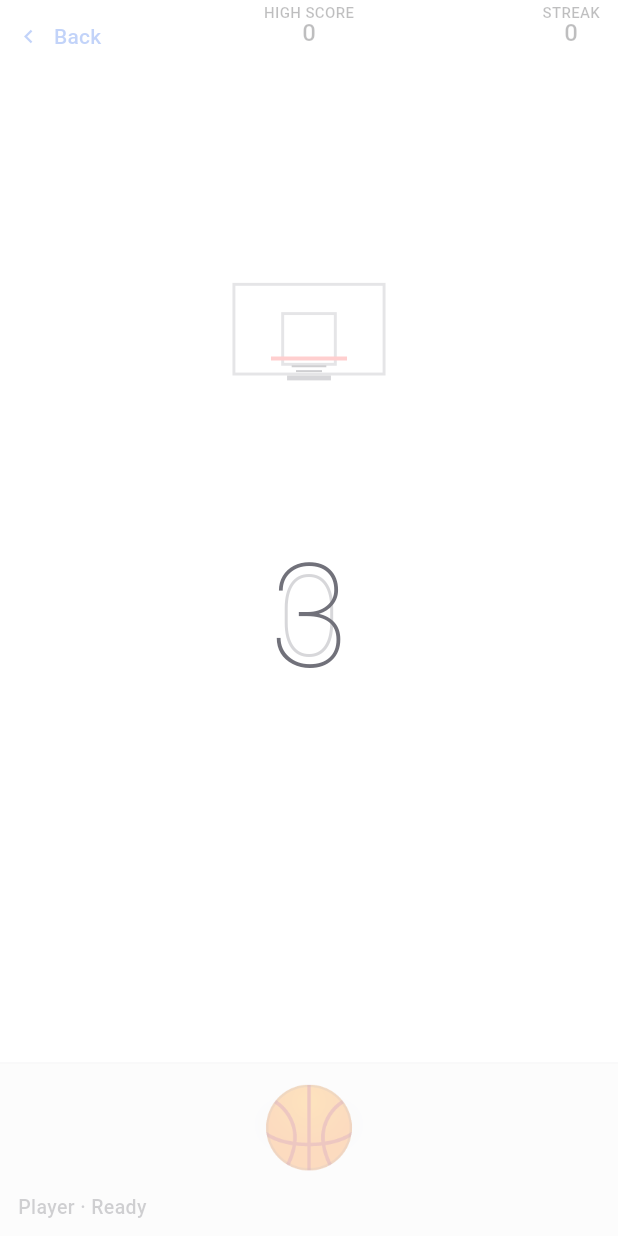
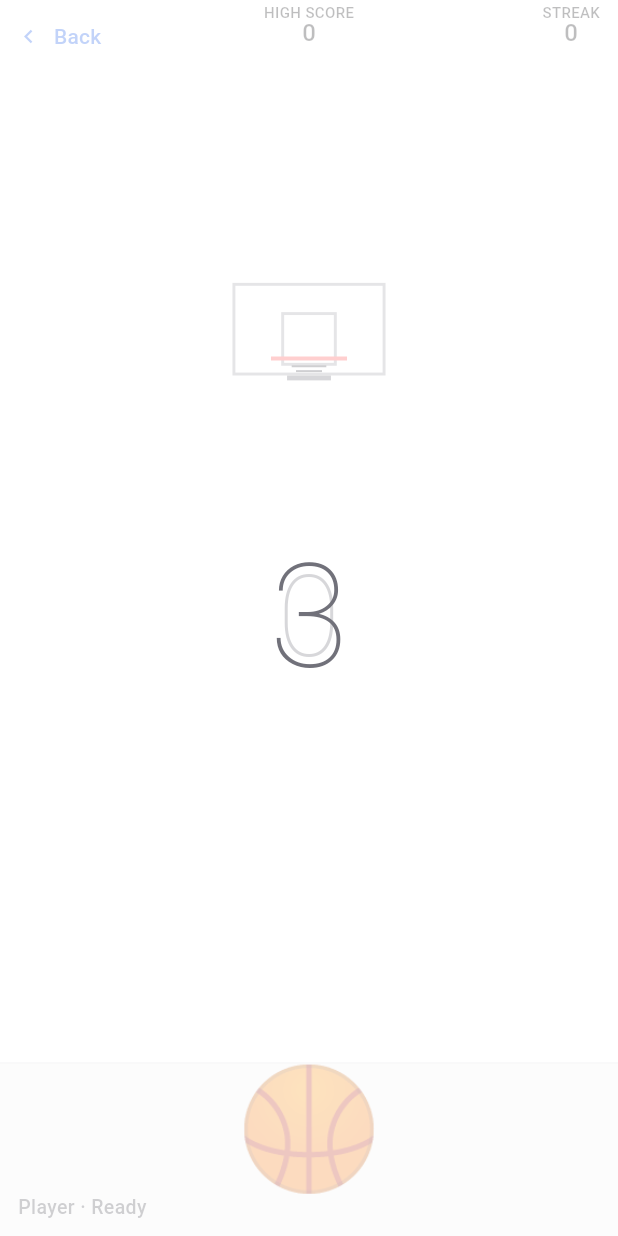
Before and after one commit to anthonyqwo/motionarcade, a Flutter app: the BasketballGamePage screen opened directly with empty values, on a phone screen of 412 x 824 dp. Run offline on Flutter 3.47's test engine with Material 3 defaults, Android fonts, the phone set to English and light mode, and no system bars; our stand-ins replace qr_flutter, sensors_plus; missing offline and left inert: mobile_scanner.

Commit message:
update basketball.

```diff
--- a/lib/controller/shoot_detector.dart
+++ b/lib/controller/shoot_detector.dart
@@ -6,7 +6,7 @@ import '../shared/models/motion_event.dart';
 
 class ShootDetector {
   const ShootDetector({
-    this.minHoldDurationMs = 200,
+    this.minHoldDurationMs = 0,
     this.minSamples = 6,
     this.minUpwardEnergy = 0.16,
     this.minPeakMagnitude = 0.34,
--- a/lib/games/basketball/basketball_painter.dart
+++ b/lib/games/basketball/basketball_painter.dart
@@ -109,17 +109,20 @@ class BasketballPainter extends CustomPainter {
   }
 
   void _drawBall(Canvas canvas, BasketballBall? ball, Size size) {
-    final radius = (ball?.radius ?? 22.0) * (ball == null ? 1.15 : 1.45);
+    final depthScale = _ballDepthScale(ball, size);
+    final radius = (ball?.radius ?? 16.0) * depthScale;
     final center = ball?.position ?? Offset(size.width / 2, size.height - 72);
 
     final shadowPaint = Paint()
-      ..color = Colors.black.withValues(alpha: 0.12)
+      ..color = Colors.black.withValues(
+        alpha: 0.07 + (depthScale - 1.05).clamp(0.0, 1.0) * 0.09,
+      )
       ..maskFilter = const MaskFilter.blur(BlurStyle.normal, 8);
     canvas.drawOval(
       Rect.fromCenter(
         center: Offset(center.dx, size.height * 0.91),
-        width: radius * 2.2,
-        height: radius * 0.7,
+        width: radius * 1.85,
+        height: radius * 0.42,
       ),
       shadowPaint,
     );
@@ -138,6 +141,14 @@ class BasketballPainter extends CustomPainter {
     );
   }
 
+  double _ballDepthScale(BasketballBall? ball, Size size) {
+    final y = ball?.position.dy ?? size.height - 72;
+    final farY = size.height * 0.22;
+    final nearY = size.height * 0.92;
+    final t = ((y - farY) / (nearY - farY)).clamp(0.0, 1.0).toDouble();
+    return 1.05 + t * 1.35;
+  }
+
   @override
   bool shouldRepaint(covariant BasketballPainter oldDelegate) {
     return oldDelegate.state != state;
--- a/lib/games/basketball/basketball_physics.dart
+++ b/lib/games/basketball/basketball_physics.dart
@@ -128,12 +128,13 @@ class BasketballHoop {
     final movement = difficulty.movementOffset(elapsedSeconds) * scale;
     final rimCenter = Offset(arena.width / 2 + movement, arena.height * 0.29);
     final rimWidth = 74.0 * scale;
-    final boardWidth = 12.0 * scale;
+    final boardWidth = 154.0 * scale;
     final boardHeight = 92.0 * scale;
+    final boardCollisionWidth = 5.0 * scale;
     final backboardRect = Rect.fromLTWH(
-      rimCenter.dx + rimWidth / 2 + 10 * scale,
-      rimCenter.dy - boardHeight * 0.72,
-      boardWidth,
+      rimCenter.dx + boardWidth / 2 - boardCollisionWidth / 2,
+      rimCenter.dy - 30 * scale - boardHeight / 2,
+      boardCollisionWidth,
       boardHeight,
     );
 
@@ -219,7 +220,7 @@ class BasketballPhysics {
         lateral * 260 * scaleX,
         -_lerp(720, 1040, mappedPower) * arc * scaleY,
       ),
-      radius: 14 * math.min(scaleX, scaleY).clamp(0.75, 1.35),
+      radius: 16 * math.min(scaleX, scaleY).clamp(0.75, 1.35),
     );
   }
 
```
Also changed, not shown: lib/controller/controller_home_page.dart (+7 -38 lines), 2 other files.
